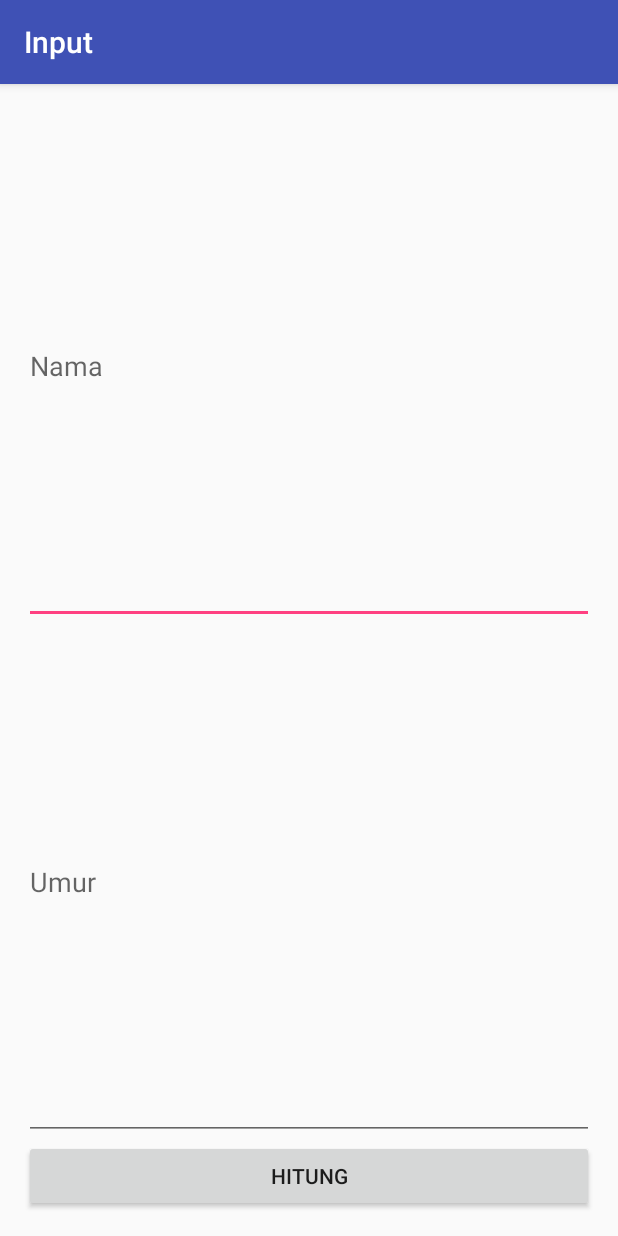
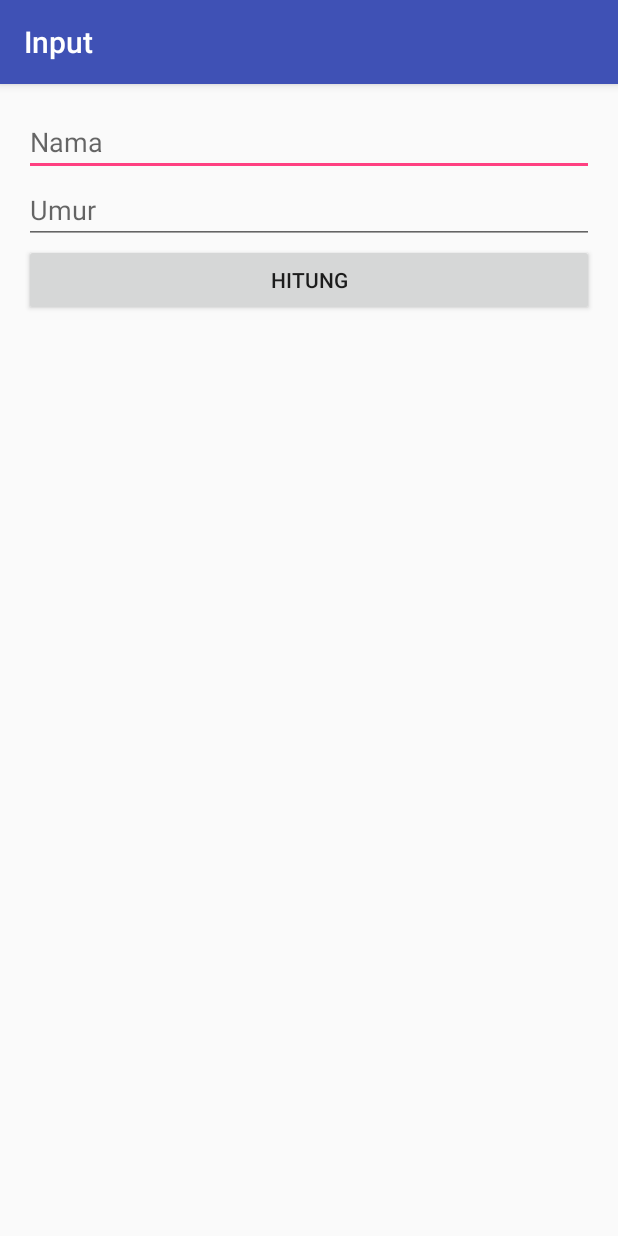
Before and after one commit to vergieet/Intent1, an Android app: the screen it shows after launch (MainActivity), on a phone screen of 412 x 824 dp. Run offline under Robolectric (Android 15) with nearby library versions, the phone set to English and light mode, and no system bars.

Commit message:
startActivity part 2 ada yang kurang

```diff
--- a/app/src/main/java/id/sch/smktelkom_mlg/learn/intent1/HasilActivity.java
+++ b/app/src/main/java/id/sch/smktelkom_mlg/learn/intent1/HasilActivity.java
@@ -22,6 +22,7 @@ public class HasilActivity extends AppCompatActivity {
         int yearNow = Calendar.getInstance().get(Calendar.YEAR);
         int tahunLahir = yearNow - umur;
         TextView tvHasil = (TextView) findViewById(R.id.textViewHasil);
+        tvHasil.setText(nama + " lahir pada tahun "+tahunLahir);
         findViewById(R.id.buttonBack).setOnClickListener(new View.OnClickListener() {
             @Override
             public void onClick(View v) {
--- a/app/src/main/res/layout/activity_main.xml
+++ b/app/src/main/res/layout/activity_main.xml
@@ -13,17 +13,13 @@
     <EditText
         android:layout_width="match_parent"
         android:layout_height="wrap_content"
-        android:ems="10"
         android:id="@+id/editTextNama"
-        android:layout_weight="1"
         android:hint="Nama"/>
     <EditText
         android:layout_width="match_parent"
         android:layout_height="wrap_content"
         android:id="@+id/editTextUmur"
         android:inputType="numberSigned"
-        android:ems="10"
-        android:layout_weight="1"
         android:hint="Umur"/>
 
     <Button
```
